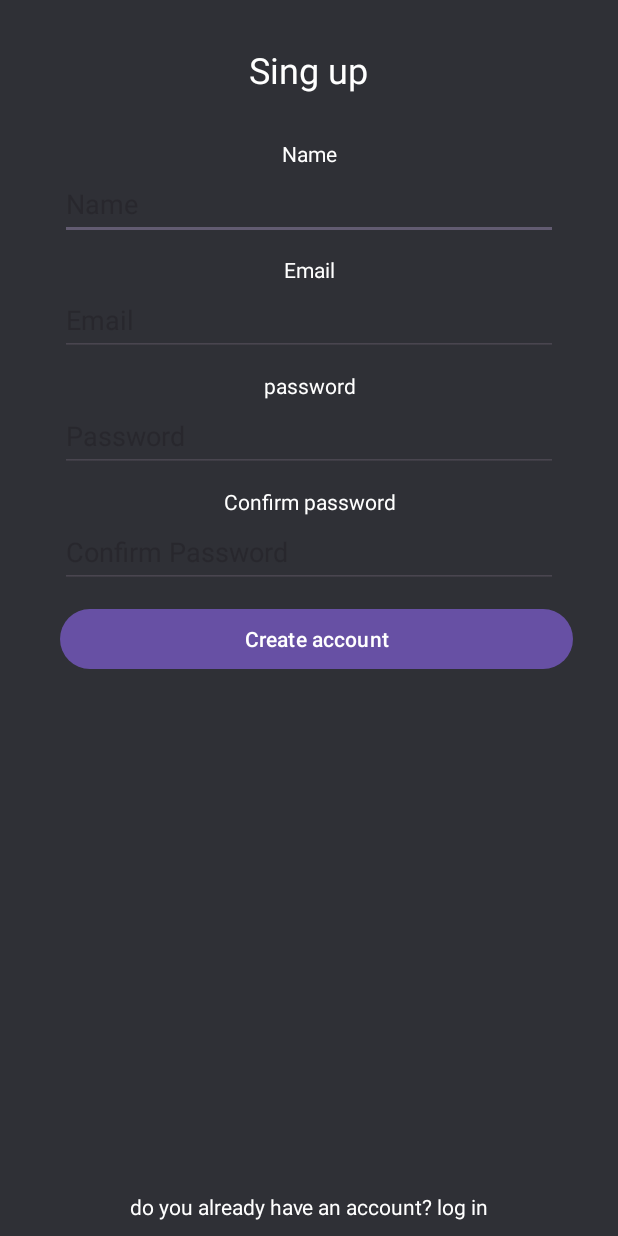
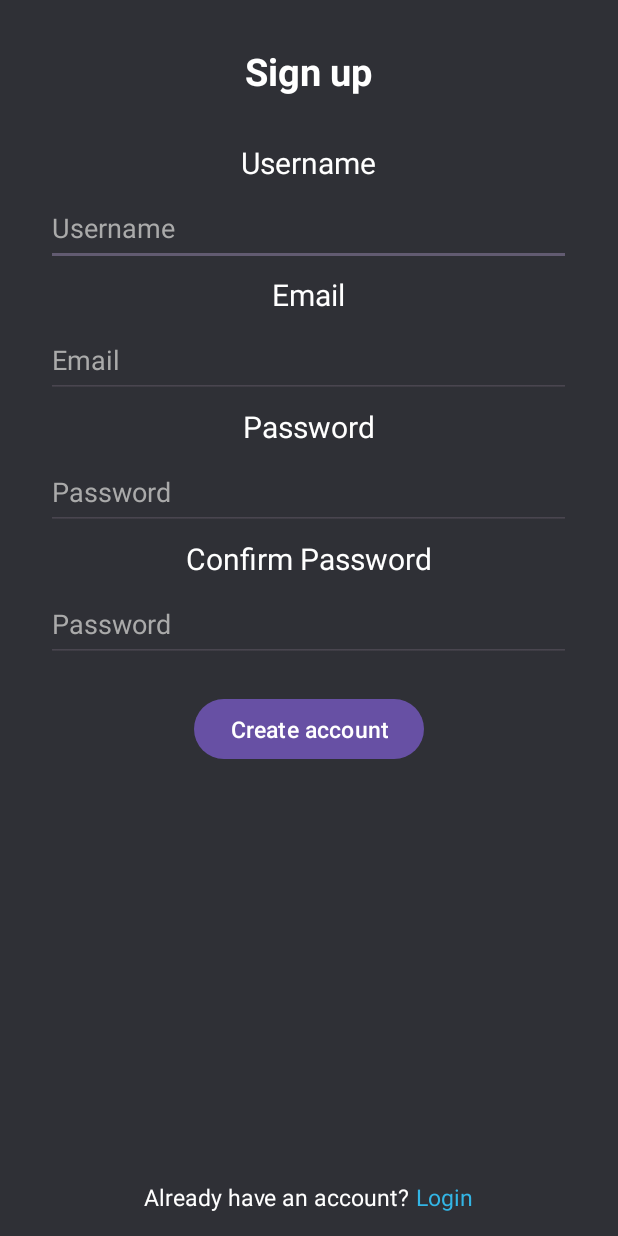
Before and after one commit to EmiLuca/Portafolio-cripto, an Android app: the CrearCuenta screen opened directly, with no data from a screen before it, on a phone screen of 412 x 824 dp. Run offline under Robolectric (Android 15) with nearby library versions, the phone set to English and light mode, and no system bars.

Commit message:
Optimización de Layouts

```diff
--- a/app/src/main/res/layout/activity_crear_cuenta.xml
+++ b/app/src/main/res/layout/activity_crear_cuenta.xml
@@ -8,119 +8,129 @@
     tools:context=".CrearCuenta"
     android:background="@color/material_dynamic_neutral20">
 
+    <TextView
+        android:layout_width="wrap_content"
+        android:layout_height="wrap_content"
+        android:layout_gravity="center_horizontal"
+        android:text="Sign up"
+        android:textColor="@color/white"
+        android:textSize="25sp"
+        android:textStyle="bold"
+        android:layout_margin="30dp"/>
 
     <TextView
         android:layout_width="wrap_content"
         android:layout_height="wrap_content"
-        android:gravity="center_horizontal"
-        android:text="Sing up"
+        android:layout_gravity="center_horizontal"
+        android:text="Username"
         android:textColor="@color/white"
-        android:layout_gravity="center_horizontal"
-        app:layout_constraintEnd_toEndOf="parent"
-        app:layout_constraintStart_toStartOf="parent"
-        android:textSize="24sp"
-        android:layout_marginTop="30dp"/>
-
-    <TextView
-        android:layout_width="match_parent"
-        android:layout_height="wrap_content"
-        android:gravity="center_horizontal"
-        android:text="Name"
-        android:textColor="@color/white"
-        android:layout_marginTop="30dp"
-        app:layout_constraintEnd_toEndOf="parent"
-        app:layout_constraintTop_toTopOf="parent"/>
+        android:textSize="20sp"/>
 
     <EditText
         android:id="@+id/editName"
-        android:layout_width="match_parent"
-        android:layout_height="48dp"
-        android:layout_marginStart="40dp"
-        android:layout_marginEnd="40dp"
+        android:layout_width="350dp"
+        android:layout_height="50dp"
+        android:layout_gravity="center_horizontal"
         android:inputType="text"
-        android:hint="Name"/>
+        android:textColor="@color/white"
+        android:hint="Username"
+        android:textColorHint="@android:color/darker_gray"
+        android:layout_margin="5dp"/>
 
     <TextView
-        android:layout_width="match_parent"
+        android:layout_width="wrap_content"
         android:layout_height="wrap_content"
-        android:gravity="center_horizontal"
+        android:layout_gravity="center_horizontal"
         android:text="Email"
         android:textColor="@color/white"
-        android:layout_marginTop="10dp"
-        app:layout_constraintEnd_toEndOf="parent"
-        app:layout_constraintTop_toTopOf="parent"/>
+        android:textSize="20sp"/>
 
     <EditText
         android:id="@+id/editEmail"
-        android:layout_width="match_parent"
-        android:layout_height="48dp"
-        android:layout_marginStart="40dp"
-        android:layout_marginEnd="40dp"
-        android:layout_marginBottom="10dp"
-        android:inputType="text"
-        android:hint="Email"/>
+        android:layout_width="350dp"
+        android:layout_height="50dp"
+        android:layout_gravity="center_horizontal"
+        android:inputType="textEmailAddress"
+        android:textColor="@color/white"
+        android:hint="Email"
+        android:textColorHint="@android:color/darker_gray"
+        android:layout_margin="5dp"/>
 
     <TextView
-        android:layout_width="match_parent"
+        android:layout_width="wrap_content"
         android:layout_height="wrap_content"
-        android:gravity="center_horizontal"
-        android:text="password"
+        android:layout_gravity="center_horizontal"
+        android:text="Password"
         android:textColor="@color/white"
-        app:layout_constraintEnd_toEndOf="parent"
-        app:layout_constraintStart_toStartOf="parent"/>
+        android:textSize="20sp"/>
 
     <EditText
         android:id="@+id/editPassword"
-        android:layout_width="match_parent"
-        android:layout_height="48dp"
-        android:layout_marginStart="40dp"
-        android:layout_marginEnd="40dp"
-        android:layout_marginBottom="10dp"
-        android:inputType="text"
-        android:hint="Password"/>
+        android:layout_width="350dp"
+        android:layout_height="50dp"
+        android:layout_gravity="center_horizontal"
+        android:inputType="textPassword"
+        android:textColor="@color/white"
+        android:hint="Password"
+        android:textColorHint="@android:color/darker_gray"
+        android:layout_margin="5dp"/>
 
     <TextView
-        android:layout_width="match_parent"
+        android:layout_width="wrap_content"
         android:layout_height="wrap_content"
-        android:gravity="center_horizontal"
-        android:text="Confirm password"
+        android:layout_gravity="center_horizontal"
+        android:text="Confirm Password"
         android:textColor="@color/white"
-        app:layout_constraintEnd_toEndOf="parent"
-        app:layout_constraintStart_toStartOf="parent"/>
+        android:textSize="20sp"/>
 
     <EditText
         android:id="@+id/editConfirmPassword"
+        android:layout_width="350dp"
+        android:layout_height="50dp"
+        android:layout_gravity="center_horizontal"
+        android:inputType="textPassword"
+        android:textColor="@color/white"
+        android:hint="Password"
+        android:textColorHint="@android:color/darker_gray"
+        android:layout_margin="5dp"/>
+
+    <Button
+        android:id="@+id/btnCreateAccount"
+        android:layout_width="wrap_content"
+        android:layout_height="wrap_content"
+        android:layout_gravity="center_horizontal"
+        android:text="Create account"
+        android:textSize="15sp"
+        android:layout_margin="15dp"/>
+
+    <View
         android:layout_width="match_parent"
-        android:layout_height="48dp"
-        android:layout_marginStart="40dp"
-        android:layout_marginEnd="40dp"
-        android:layout_marginBottom="10dp"
-        android:inputType="text"
-        android:hint="Confirm Password"/>
+        android:layout_height="0dp"
+        android:layout_weight="1"/>
 
     <LinearLayout
-        android:layout_width="match_parent"
-        android:layout_height="295dp"
-        android:layout_weight="1">
+        android:layout_width="wrap_content"
+        android:layout_height="wrap_content"
+        android:weightSum="2"
+        android:layout_gravity="center_horizontal"
+        android:layout_marginBottom="15sp"
+        android:orientation="horizontal">
 
-        <Button
-            android:id="@+id/btnCreateAccount"
+        <TextView
             android:layout_width="wrap_content"
             android:layout_height="wrap_content"
-            android:layout_marginStart="40dp"
-            android:layout_marginEnd="30dp"
-            android:layout_weight="0.5"
-            android:text="Create account"/>
+            android:text="Already have an account?"
+            android:textSize="15sp"
+            android:textColor="@color/white"/>
 
+        <TextView
+            android:id="@+id/tvLogin"
+            android:layout_width="wrap_content"
+            android:layout_height="wrap_content"
+            android:text=" Login"
+            android:textSize="15sp"
+            android:textColor="@android:color/holo_blue_light"/>
 
     </LinearLayout>
 
-    <TextView
-        android:layout_width="match_parent"
-        android:layout_height="wrap_content"
-        android:gravity="center_horizontal"
-        android:text="do you already have an account? log in"
-        android:layout_marginBottom="10dp"
-        android:textColor="@color/white"/>
-
 </LinearLayout>
--- a/app/src/main/res/layout/toolbar.xml
+++ b/app/src/main/res/layout/toolbar.xml
@@ -5,5 +5,4 @@
     android:elevation="8dp"
     android:layout_marginBottom="15dp"
     app:titleTextColor="@color/black"
-    android:theme="@style/Theme.Material3.DynamicColors.Dark"
-    />
+    android:theme="@style/Theme.Material3.DynamicColors.Dark"/>
```
Also changed, not shown: app/src/main/res/layout/activity_main.xml (+83 -67 lines), app/src/main/res/layout/activity_portfolio.xml (+31 -25 lines), app/src/main/res/layout/activity_splash_screen.xml (+12 -3 lines), app/src/main/res/layout/item_coins.xml (+6 -5 lines).
